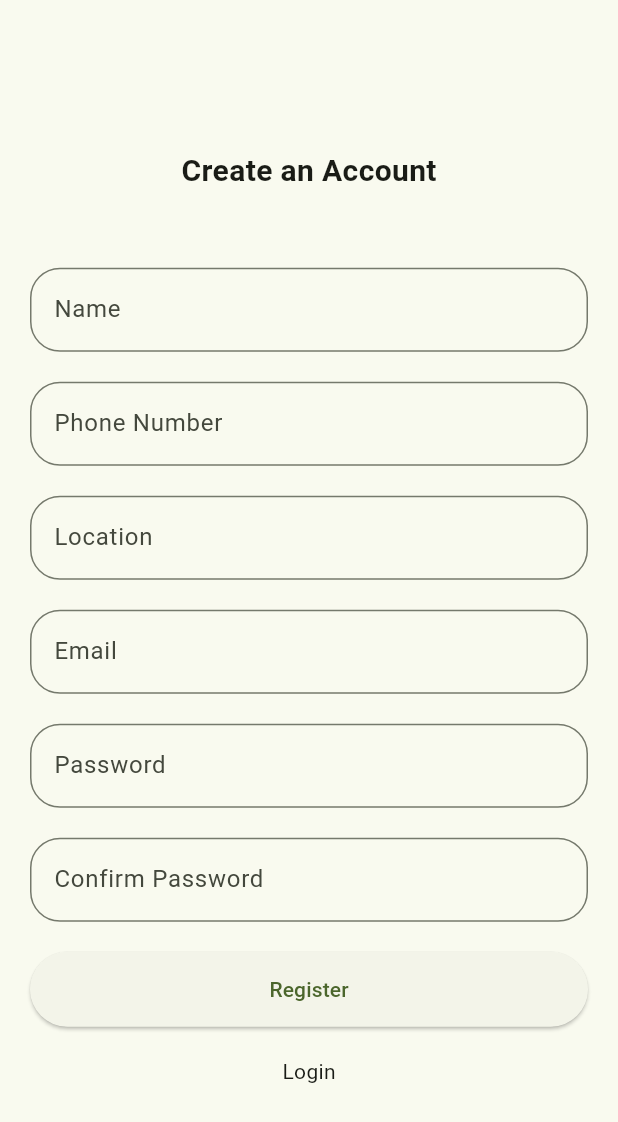
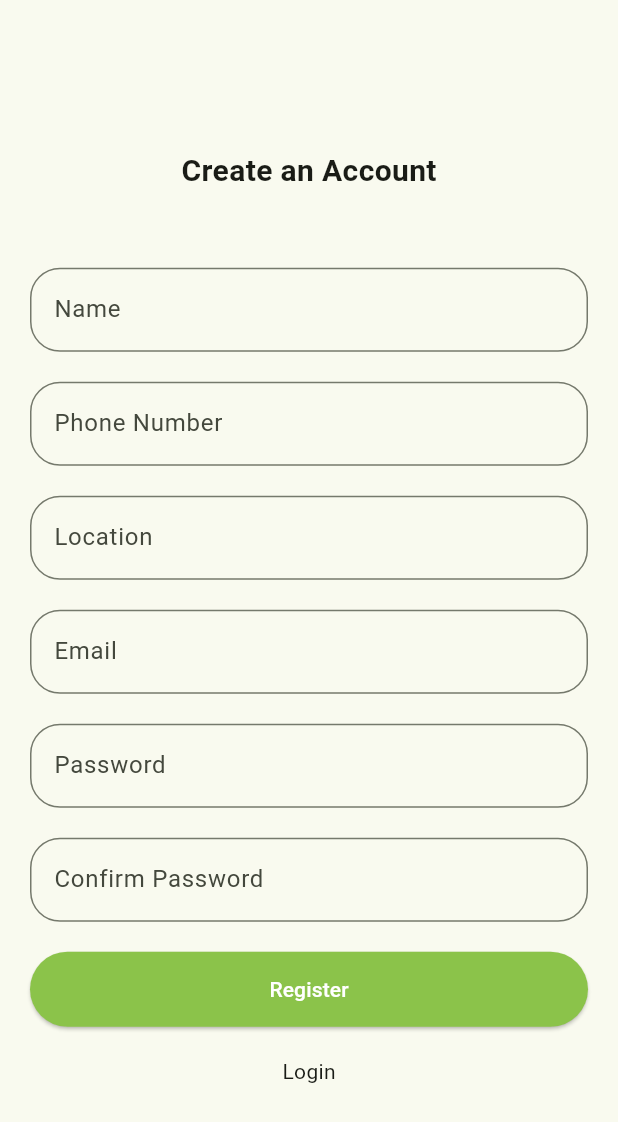
Before and after one commit to joewarden-cmd/cafetana_app, a Flutter app: the screen it shows after launch, after a tap on "Signup", on a phone screen of 412 x 824 dp. Shown: the top 1122 px of the screen. Run offline on Flutter 3.47's test engine with Material 3 defaults, Android fonts, the light colour scheme and no system bars; our stand-ins replace carousel_slider, cloud_firestore, firebase_auth, firebase_core; accounts and stored records are empty; generated files the repository leaves out were written again; network calls fail.

Commit message:
login ui change

```diff
--- a/lib/pages/login.dart
+++ b/lib/pages/login.dart
@@ -1,6 +1,5 @@
 import 'package:firebase_auth/firebase_auth.dart';
 import 'package:flutter/material.dart';
-
 
 class LoginPage extends StatefulWidget {
   final Function()? onTap;
@@ -15,20 +14,14 @@ class _LoginPageState extends State<LoginPage> {
   TextEditingController passController = TextEditingController();
 
   void processLogin() async {
-
     showDialog(
       context: context,
-        builder: (context) {
-          return const Center(
-            child: CircularProgressIndicator(),
-          );
-        },
+      builder: (context) => const Center(child: CircularProgressIndicator()),
     );
 
     try {
       await FirebaseAuth.instance.signInWithEmailAndPassword(
-          email: emailController.text,
-          password: passController.text);
+          email: emailController.text, password: passController.text);
       Navigator.pop(context);
     } on FirebaseAuthException catch (e) {
       Navigator.pop(context);
@@ -39,24 +32,36 @@ class _LoginPageState extends State<LoginPage> {
   void showErrorMessage(String message) {
     showDialog(
       context: context,
-        builder: (context) {
-          return AlertDialog(
+      builder: (context) => AlertDialog(
         backgroundColor: Colors.green,
         title: Center(
-              child: Text(
-                message,
-                style: const TextStyle(color: Colors.white),
+          child: Text(message, style: const TextStyle(color: Colors.white)),
         ),
       ),
     );
-        });
   }
 
   @override
   Widget build(BuildContext context) {
     return Scaffold(
-      body: Padding(
-        padding: const EdgeInsets.all(20.0),
+      body: Column(
+        children: [
+          Expanded(
+            flex: 1,
+            child: Container(
+              decoration: const BoxDecoration(
+                gradient: LinearGradient(
+                  colors: [Colors.green, Colors.lightGreenAccent],
+                  begin: Alignment.topLeft,
+                  end: Alignment.bottomRight,
+                ),
+              ),
+            ),
+          ),
+          Expanded(
+            flex: 3,
+            child: Padding(
+              padding: const EdgeInsets.symmetric(horizontal: 20.0),
               child: Center(
                 child: SingleChildScrollView(
                   child: Column(
@@ -83,7 +88,7 @@ class _LoginPageState extends State<LoginPage> {
                       const SizedBox(height: 20),
                       TextField(
                         controller: passController,
-                  obscureText: true, // Hide password
+                        obscureText: true,
                         decoration: InputDecoration(
                           labelText: "Password",
                           border: OutlineInputBorder(
@@ -96,27 +101,27 @@ class _LoginPageState extends State<LoginPage> {
                         width: double.infinity,
                         height: 50,
                         child: ElevatedButton(
-                    onPressed: () {
-                      processLogin();
-                    },
+                          style: ElevatedButton.styleFrom(
+                            foregroundColor: Colors.white,
+                            backgroundColor: Colors.lightGreen,
+                          ),
+                          onPressed: processLogin,
                           child: const Text("Login"),
                         ),
                       ),
                       const SizedBox(height: 20),
                       GestureDetector(
                         onTap: widget.onTap,
-                  child: const Text(
-                    "Signup",
-                    // style: TextStyle(
-                    //   fontSize: 15,
-                    // ),
-                  ),
+                        child: const Text("Signup"),
                       ),
                     ],
                   ),
                 ),
               ),
             ),
+          ),
+        ],
+      ),
     );
   }
 }
--- a/lib/pages/signup.dart
+++ b/lib/pages/signup.dart
@@ -40,7 +40,9 @@ class _SignPageState extends State<SignUpPage> {
           password: passController.text,
         );
 
-        var userDocRef = FirebaseFirestore.instance.collection('users').doc(userCredential.user!.uid);
+        var userDocRef = FirebaseFirestore.instance
+            .collection('users')
+            .doc(userCredential.user!.uid);
 
         await userDocRef.collection('info').doc("data").set({
           'name': nameController.text,
@@ -163,6 +165,10 @@ class _SignPageState extends State<SignUpPage> {
                   width: double.infinity,
                   height: 50,
                   child: ElevatedButton(
+                    style: ElevatedButton.styleFrom(
+                      foregroundColor: Colors.white,
+                      backgroundColor: Colors.lightGreen,
+                    ),
                     onPressed: () {
                       processSignUp();
                     },
```
Lines whose indentation alone changed are shown as unchanged.
